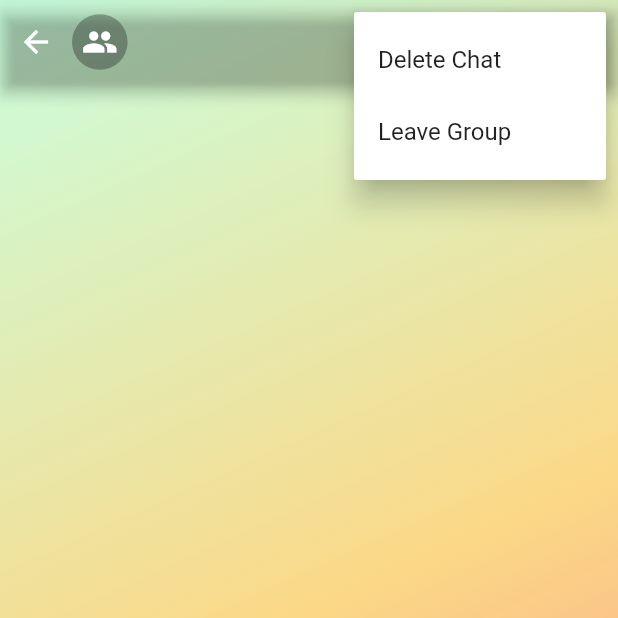
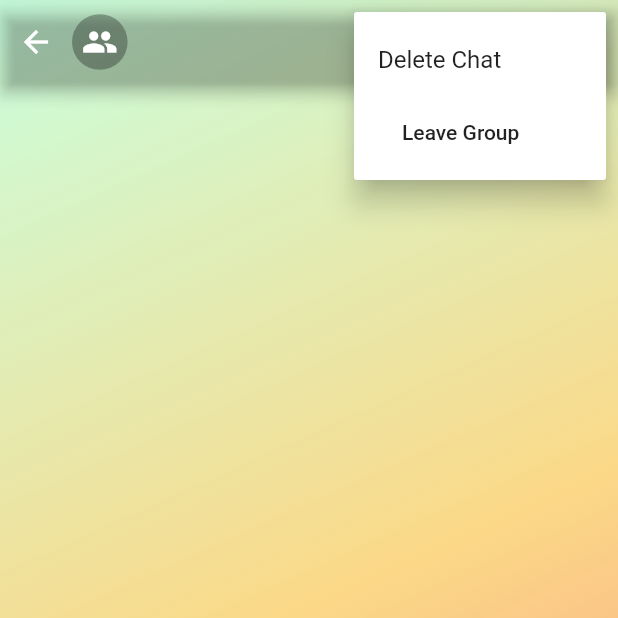
Before and after one commit to kounsal/Chat-App, a Flutter app: the ChatPage screen opened directly with empty values, after a tap on the "more vert" icon, on a phone screen of 412 x 824 dp, the top half of it. Run offline on Flutter 3.47's test engine with Material 2 defaults, Android fonts, the phone set to English and light mode, and no system bars; our stand-ins replace cloud_firestore, firebase_auth, firebase_core, firebase_remote_config, shared_preferences; accounts and stored records are empty.

Commit message:
group Leave option

```diff
--- a/lib/pages/chatPage.dart
+++ b/lib/pages/chatPage.dart
@@ -2,10 +2,12 @@
 
 import 'dart:async' show Stream, Timer;
 import 'package:chat_app/pages/groupInfo.dart';
+import 'package:chat_app/pages/homepage.dart';
 
 import 'package:chat_app/services/database_service.dart';
 import 'package:chat_app/widgets/widgets.dart';
 import 'package:cloud_firestore/cloud_firestore.dart';
+import 'package:firebase_auth/firebase_auth.dart';
 import 'package:flutter/material.dart';
 import '../widgets/chat_tiles.dart';
 
@@ -25,6 +27,7 @@ class ChatPage extends StatefulWidget {
 }
 
 class _ChatPageState extends State<ChatPage> {
+  User user = FirebaseAuth.instance.currentUser!;
   Stream<QuerySnapshot>? chats;
   String admin = "";
   final ScrollController _scrollController = ScrollController();
@@ -115,7 +118,14 @@ class _ChatPageState extends State<ChatPage> {
               icon: const Icon(Icons.more_vert),
               itemBuilder: (BuildContext context) => <PopupMenuEntry>[
                 const PopupMenuItem(child: Text('Delete Chat')),
-                const PopupMenuItem(child: Text('Leave Group')),
+                PopupMenuItem(
+                  child: MaterialButton(
+                    onPressed: () {
+                      leaveGrp();
+                    },
+                    child: const Text('Leave Group'),
+                  ),
+                ),
               ],
             ),
           ],
@@ -220,6 +230,13 @@ class _ChatPageState extends State<ChatPage> {
     }
   }
 
+  leaveGrp() async {
+    await DatabaseService(uid: user.uid)
+        .toggleGroupJoin(widget.groupId, widget.groupName, widget.username);
+    // ignore: use_build_context_synchronously
+    nextScreenReplace(context, const Homepage());
+  }
+
   messbar() {
     return Expanded(
       child: Column(
--- a/lib/widgets/group_tile.dart
+++ b/lib/widgets/group_tile.dart
@@ -1,4 +1,5 @@
 import 'package:chat_app/widgets/widgets.dart';
+import 'package:firebase_auth/firebase_auth.dart';
 import 'package:flutter/material.dart';
 import '../pages/chatPage.dart';
 
```
